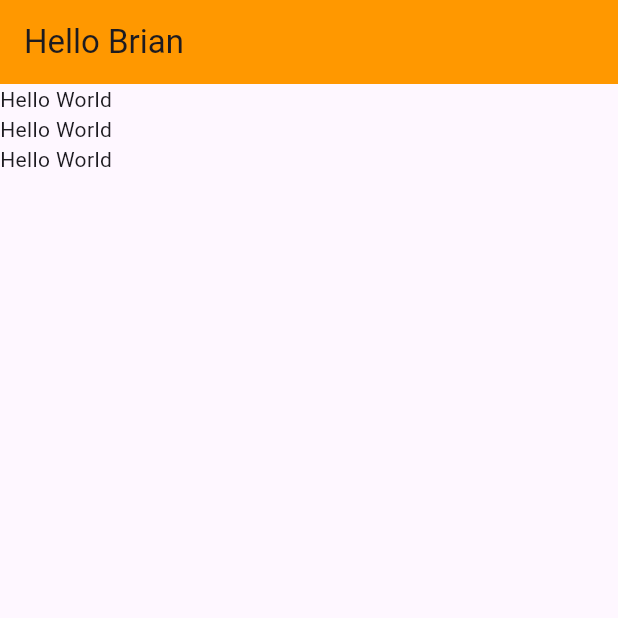
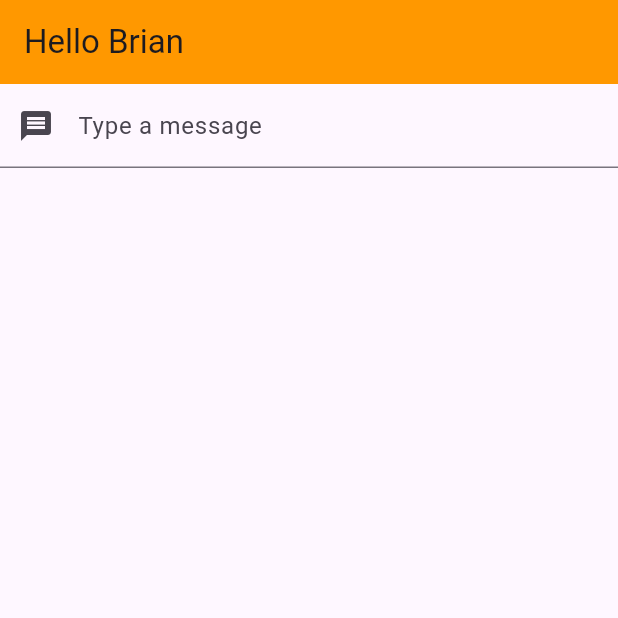
Before and after one commit to briankihia/FlutterApp, a Flutter app: the screen it shows after launch, on a phone screen of 412 x 824 dp, the top half of it. Run offline on Flutter 3.47's test engine with Material 3 defaults, Android fonts, the phone set to English and light mode, and no system bars.

Commit message:
stateful widget and text input

```diff
--- a/lib/main.dart
+++ b/lib/main.dart
@@ -1,47 +1,28 @@
 import 'package:flutter/material.dart';
 
 void main() {
-  // void main function usually means it is the first function to be run as soon as the app runs
   runApp(MyApp());
-//   runApp is a function gotten from the import of material.dart above
+
 }
 
 class MyApp extends StatelessWidget {
   const MyApp({super.key});
 
-
-//   flutter uses widgets to do all of its drawing and pretty much handling everything within the framework
-// widget is something that has has properties and could be rendered to the screen
-// eg. textwidget, row widget, column widget
-// when building our application we are going to build like a widget tree
-// ie. upper level widget that stores lower level widget
-// ie. if you modify the upper level widget everything gets modified
-
-//   this widget is the root of our application
-// stateleswidget just means that the widget will not be changing based on our interaction with it in the program
-// this means all we need to do when we make a statelesswidget is overide a method called build
-// MyApp takes all the functionality from statelesswidget class and altering it very slightly
-// statelesswidget has a bunch of functionality already defined
 @override
   Widget build(BuildContext context) {
-  // since this is the root widget of our application, what we are returning is our materiaApp
-  // materialApp just sets up the actuall app for us and defines the homepage for our application
   return MaterialApp(
-  //   first when we make an app the first thing we pass is a title
+
     title: 'Flutter App',
     theme: ThemeData(
-      // primarySwatch sets the primary color of our app
+
       primarySwatch: Colors.orange,
       primaryColor: Colors.orange,
-      // This makes the primary color yellow more broadly.
-    //   visualdensity means do we change the actual look of our app depending on what platform we are on eg. ios, android
       visualDensity: VisualDensity.adaptivePlatformDensity,
     ),
-    // home is going to be the homepage of your application
+
 
     home: MyHomePage(),
-  //   upto here is defining the actuall app but we havent defined what is actually going to show up when we draw the application
-  //    so we create a widget and place it here on the home to be our homepage
+
 
 
   );
@@ -53,42 +34,86 @@ class MyApp extends StatelessWidget {
 class MyHomePage extends StatelessWidget {
   @override
   Widget build(BuildContext context) {
-  //    dart is a typed language so you need to define the types of all of your parameters, the return types of all of your functions and methods so we are going to be using classes and object oriented programming with generics
-  // we must return a widget
-  //   whenever we start making an app atleast for now we are going to be returning the scaffold widget
-  //   this just setts up the basic structure of a page
-  //   it can also hold other widgets inside of it
-  //   you can also return a text widget
-    //   return Text("hello");
-    // inside scaffold we add a child widget
-    // first we add a title
-    // statelesswidget and scaffold are widgets and on them we have a build method that tells us what to display when the app gets built
 
-    // we are going to have widgets inside of widgets
-    //  we have a scaffold widget, that has an appBar, that appBar is equal to an AppBar widget that has a title which is equal to a Text widget
     return Scaffold(
         appBar: AppBar(title: Text("Hello Brian"),backgroundColor: Theme.of(context).primaryColor, ),
-        // Set AppBar to primary color- that part for backgroundcolor
-        body:  Column(children: <Widget>[TestWidget(), TestWidget(), TestWidget()],));
-  //   you can also change above column into a row by just changing it to Row
-  //   in above we make our body to have a column which is going to be displayed as a list of widgets within it
-  //   children takes a list of widgets
-  //   when you add the column widget , this doesn't show anything itself all it does is align the children of it inside a column so they are above and below each other
 
-
-  //   also inside this scaffold widget we should also have a build method which tells us what should be displayed when we build the scaffold widget
-
+        body: TextInputWiget()
+    );
 
   }
 }
 
+// first we make that stateful widget that is going to hold that text field
+// below we have 2 classes for 1 widget, how does that work??
+// one class is responsible for handling all of the state and the rendering(2nd class)
+// and other one is responsible for taking any constructor argument(1st class)
+class TextInputWiget extends StatefulWidget {
+  @override
+  // arrow below returns an instance of the TextInputWigetState
+  _TextInputWigetState createState() => _TextInputWigetState();
+}
+// below handles building and setups are done in the class above
+class _TextInputWigetState extends State<TextInputWiget> {
+  // below we are creating a controller to control text in the text box
+  // below is an object that is simply going to allow us to attach it to this text field and we can use controller to actually modify the content and figure out the content of the textfield
+  final controller = TextEditingController();
+  // we create a variable to store the text being created
+  String text = "";
 
-// the below is a text widget which can be re-used
-class TestWidget extends StatelessWidget {
-  const TestWidget({super.key});
+  // we add a method dispose
+  // we add @override because it is an override from the main class
+  @override
+  void dispose() {
+  //   we make sure that when we dispose of this widget we dispose off this controller
+  //   the below makes sure we call our parent dispose
+  //   what dispose does is that it cleans up the widget when it is done being used
+
+    super.dispose();
+    controller.dispose();
+  }
+
+
+  // now we create a function that updates the text variable above
+  void changeText(text) {
+    // now we manipulate the type of text being kept
+    if (text == "hello world") {
+      controller.clear();
+      text = "";
+    }
+    // to refresh the widget after making changes we wrap everything with setstate
+    setState(() {
+      this.text = text;
+    });
+
+  }
+
 
   @override
   Widget build(BuildContext context) {
-    return Text('Hello World');
+    // below we want to return a text field
+    // decoration is all about beauty eg, color, icons, text that shows up behind.
+    // prefixIcon(a widget) just means the icon will go at the beginning.
+    // inside of icon we pass an elum which specifies which icon we want to display
+    // to control what is inside this text field we just need to create a text controller
+    return Column(children: <Widget>[
+      TextField(
+      // the below is just a noting that below controller is equal to the controller we defined above so now we can use the controller to access the values of this field
+      controller: this.controller,
+      decoration: InputDecoration(
+          prefixIcon: Icon(Icons.message), labelText: "Type a message"),
+        // we create a function which handles storing the text whenever there is a change
+        // we make a function with the parameter text and text is going to be passed from this field
+        // below function
+        // when the below onChanged function is called like onChanged(hey) the this.changeText is going to be called but with a hey
+        onChanged: (text) => this.changeText(text),
+      ),
+      // below we are now getting the text above and displaying it below
+      // Text(controller.text)   this alone will not work because we are not telling flutter to refresh this widget, we are not telling it to redraw
+    //   so we need to find a way to force flutter to refresh everytime we type something there.
+    //   Text(controller.text)
+    //   so rather than controller.text we just use the variable we have defined above
+      Text(this.text)
+    ]);
   }
 }
```
